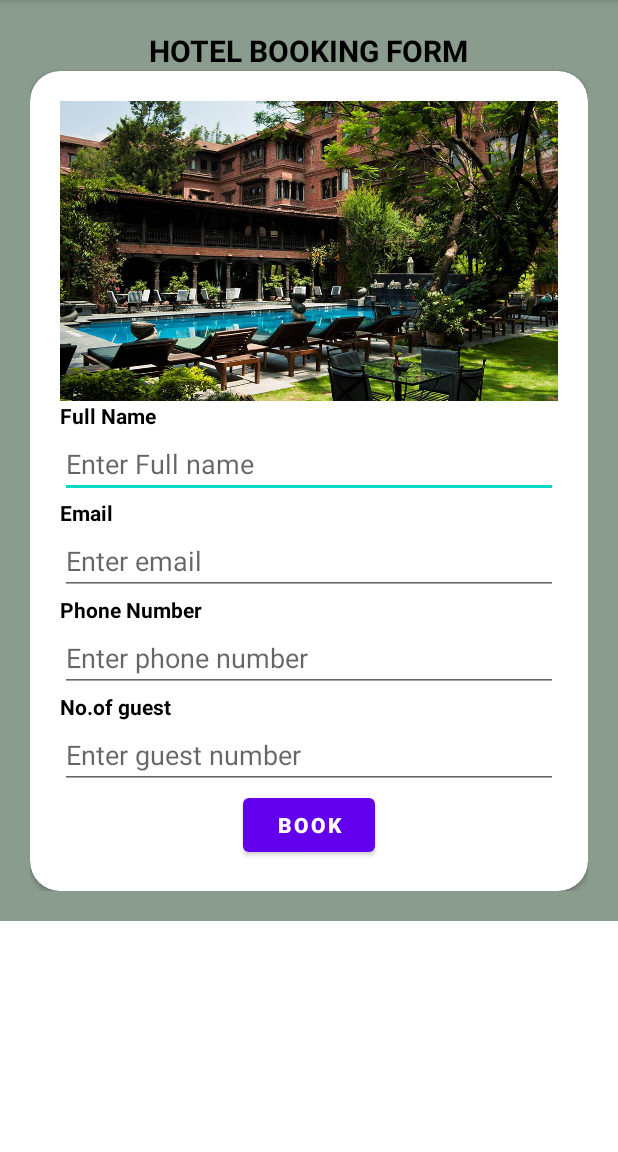
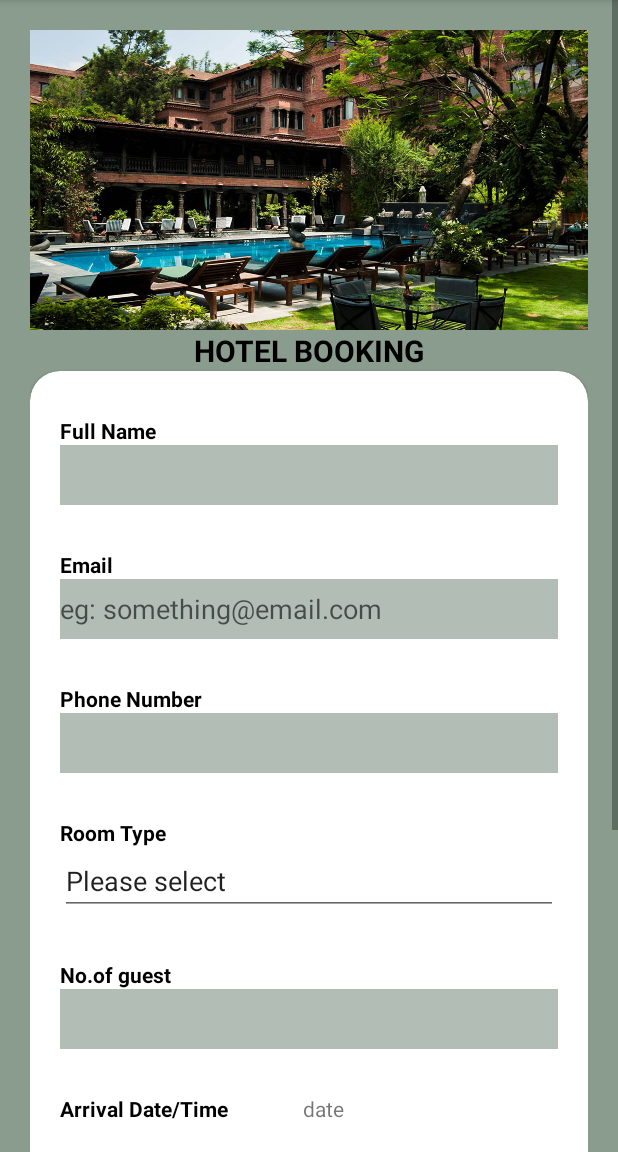
Before and after one commit to aaditec/TourGuideNepal, an Android app: the Hotelbooking_Activity screen opened directly, with no data from a screen before it, on a phone screen of 412 x 824 dp, the part 84-1236 px from its top. Run offline under Robolectric (Android 15) with nearby library versions, the phone set to English and light mode, and no system bars; 4 statements that could not run were skipped.

Commit message:
hotel booking design

```diff
--- a/app/src/main/res/layout/activity_hotelbooking.xml
+++ b/app/src/main/res/layout/activity_hotelbooking.xml
@@ -19,8 +19,14 @@
             android:background="#899c8e"
             android:orientation="vertical">
 
+
+            <ImageView
+                android:layout_width="match_parent"
+                android:layout_height="200dp"
+                android:background="@drawable/hotelimage"/>
+
             <TextView
-                android:text="HOTEL BOOKING FORM"
+                android:text="HOTEL BOOKING"
                 android:textColor="@color/black"
                 android:textSize="20dp"
                 android:textStyle="bold"
@@ -40,64 +46,135 @@
                     android:padding="20dp"
                     android:orientation="vertical">
 
-                    <ImageView
-                        android:layout_width="wrap_content"
-                        android:layout_height="200dp"
-                        android:background="@drawable/hotelimage"/>
 
                     <TextView
+                        android:layout_marginTop="10dp"
                         android:text="Full Name"
                         android:textStyle="bold"
                         android:textColor="@color/black"
                         android:layout_width="match_parent"
                         android:layout_height="match_parent"/>
 
-                    <EditText
-                        android:id="@+id/etfullname"
-                        android:hint="Enter Full name"
+                    <com.google.android.material.textfield.TextInputEditText
+                        android:background="#B2BEB5"
                         android:layout_width="match_parent"
-                        android:layout_height="wrap_content"/>
+                        android:layout_height="40dp"/>
 
                     <TextView
+
+                        android:layout_marginTop="30dp"
                         android:text="Email"
                         android:textStyle="bold"
                         android:textColor="@color/black"
                         android:layout_width="match_parent"
                         android:layout_height="match_parent"/>
 
-                    <EditText
-                        android:id="@+id/etemail"
-                        android:hint="Enter email"
+                    <com.google.android.material.textfield.TextInputEditText
+                        android:hint="eg: something@email.com"
+                        android:background="#B2BEB5"
                         android:layout_width="match_parent"
-                        android:layout_height="wrap_content"/>
+                        android:layout_height="40dp"/>
 
                     <TextView
+
+                        android:layout_marginTop="30dp"
                         android:text="Phone Number"
                         android:textStyle="bold"
                         android:textColor="@color/black"
                         android:layout_width="match_parent"
                         android:layout_height="match_parent"/>
 
-                    <EditText
-                        android:id="@+id/etphonenumber"
-                        android:hint="Enter phone number"
+                    <com.google.android.material.textfield.TextInputEditText
+                        android:hint=""
+                        android:background="#B2BEB5"
                         android:layout_width="match_parent"
-                        android:layout_height="wrap_content"/>
+                        android:layout_height="40dp"/>
 
                     <TextView
+                        android:layout_marginTop="30dp"
+                        android:text="Room Type"
+                        android:textStyle="bold"
+                        android:textColor="@color/black"
+                        android:layout_width="match_parent"
+                        android:layout_height="match_parent"/>
+
+                    <AutoCompleteTextView
+                        android:text="Please select"
+                        android:layout_width="match_parent"
+                        android:layout_height="match_parent"
+                        android:layout_weight="1"
+                        android:inputType="none"/>
+
+                    <TextView
+                        android:layout_marginTop="30dp"
                         android:text="No.of guest"
                         android:textStyle="bold"
                         android:textColor="@color/black"
                         android:layout_width="match_parent"
                         android:layout_height="match_parent"/>
 
-                    <EditText
-                        android:id="@+id/etguestnumber"
-                        android:hint="Enter guest number"
+                    <com.google.android.material.textfield.TextInputEditText
+                        android:background="#B2BEB5"
                         android:layout_width="match_parent"
-                        android:layout_height="wrap_content"/>
+                        android:layout_height="40dp"/>
+
+                    <LinearLayout
+                        android:layout_marginTop="30dp"
+                        android:layout_width="match_parent"
+                        android:layout_height="match_parent"
+                        android:orientation="horizontal">
+
+                    <TextView
+                    android:text="Arrival Date/Time"
+                    android:textStyle="bold"
+                    android:textColor="@color/black"
+                    android:layout_width="wrap_content"
+                    android:layout_height="wrap_content"/>
+
+                    <TextView
+                        android:layout_marginLeft="50dp"
+                        android:layout_width="wrap_content"
+                        android:layout_height="wrap_content"
+                        android:text="date"/>
+
+                    </LinearLayout>
+
+                    <LinearLayout
+                        android:layout_marginTop="30dp"
+                        android:layout_width="match_parent"
+                        android:layout_height="match_parent"
+                        android:orientation="horizontal">
+
+                        <TextView
+                            android:text="Departure Date"
+                            android:textStyle="bold"
+                            android:textColor="@color/black"
+                            android:layout_width="wrap_content"
+                            android:layout_height="wrap_content"/>
+
+                        <TextView
+                            android:layout_marginLeft="50dp"
+                            android:layout_width="wrap_content"
+                            android:layout_height="wrap_content"
+                            android:text="date"/>
+
+                    </LinearLayout>
+
+                    <TextView
+                        android:layout_marginTop="30dp"
+                        android:text="Special Requests"
+                        android:textStyle="bold"
+                        android:textColor="@color/black"
+                        android:layout_width="match_parent"
+                        android:layout_height="match_parent"/>
+
+                    <com.google.android.material.textfield.TextInputEditText
+                        android:background="#B2BEB5"
+                        android:layout_width="match_parent"
+                        android:layout_height="100dp"/>
 
                     <Button
+                        android:layout_marginTop="30dp"
                         android:id="@+id/btnbook"
                         android:text="book"
                         android:textStyle="bold"
--- a/app/src/main/res/values/strings.xml
+++ b/app/src/main/res/values/strings.xml
@@ -17,4 +17,9 @@
     <!-- TODO: Remove or change this placeholder text -->
     <string name="hello_blank_fragment">Hello blank fragment</string>
 
+    <string-array name="roomtype">
+        <item>Standard Room(1 to 3 people)</item>
+        <item>Family Room(1 to 4 people)</item>
+    </string-array>
+
 </resources>
```
